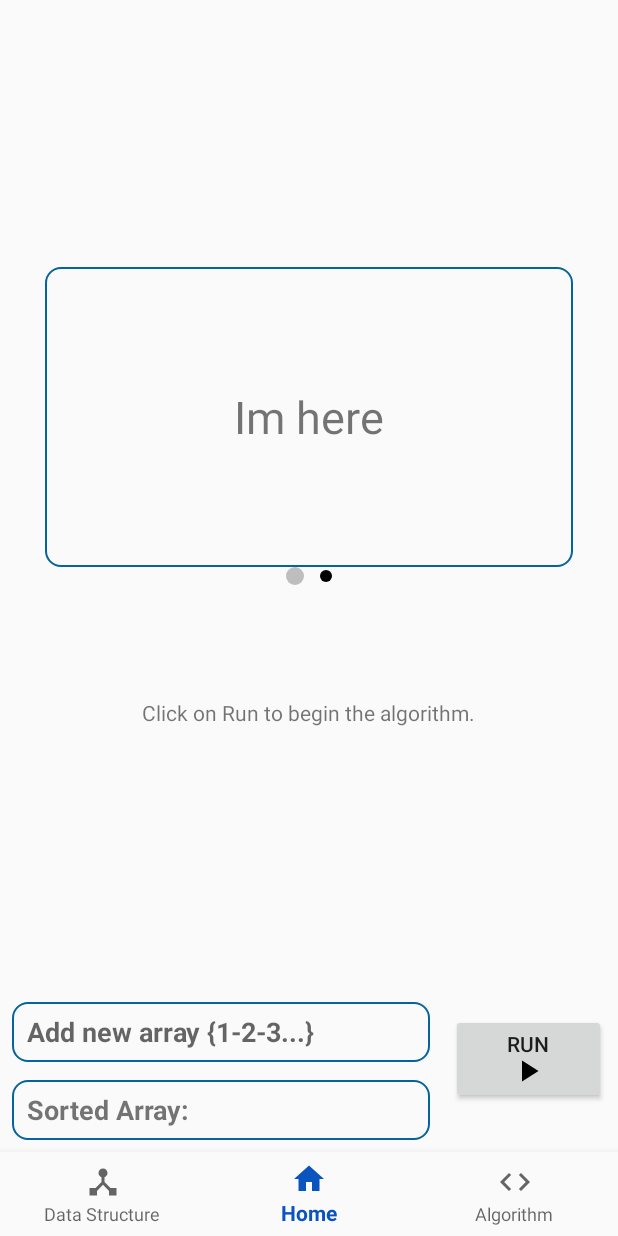
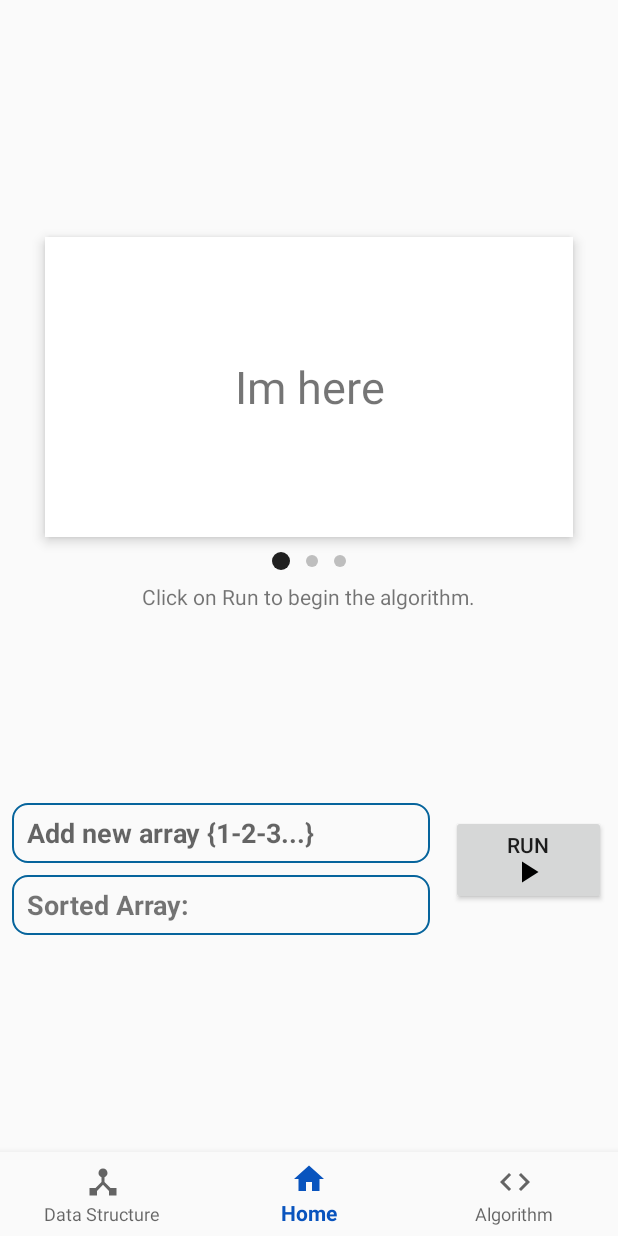
Before and after one commit to Namste-Inc/Data-Structure-and-Algorithm-app, an Android app: the fragment BubbleSortFragment placed in its activity, on a phone screen of 412 x 824 dp. Run offline under Robolectric (Android 15) with nearby library versions, the phone set to English and light mode, and no system bars.

Commit message:
Added swipe view for step explanation.

```diff
--- a/app/src/main/java/com/example/lugdu/datastructuresandalgorithms/algo/Sort/BubbleSortFragment.java
+++ b/app/src/main/java/com/example/lugdu/datastructuresandalgorithms/algo/Sort/BubbleSortFragment.java
@@ -384,6 +384,8 @@ public class BubbleSortFragment extends Fragment {
         steps.put(0,stepsFragment);
         StepsFragment stepsFragment1 = new StepsFragment();
         steps.put(1,stepsFragment1);
+        StepsFragment stepsFragment2 = new StepsFragment();
+        steps.put(2,stepsFragment2);
         viewPager = view.findViewById(R.id.viewpager);
         dots = new ImageView[steps.size()];
         for(int i = 0; i < dots.length; i++){
@@ -395,10 +397,11 @@ public class BubbleSortFragment extends Fragment {
             params.setMargins(8, 0, 8, 0);
 
             dotsView.addView(dots[i], params);
+
         }
         dots[0].setImageDrawable(ContextCompat.getDrawable(getContext(), R.drawable.active_dot));
 
-        PagerAdapter pagerAdapter = new PagerAdapter(getFragmentManager(),2,steps);
+        PagerAdapter pagerAdapter = new PagerAdapter(getFragmentManager(),steps.size(),steps);
         viewPager.setAdapter(pagerAdapter);
         viewPager.addOnPageChangeListener(new ViewPager.OnPageChangeListener() {
             @Override
@@ -411,7 +414,6 @@ public class BubbleSortFragment extends Fragment {
                 for(int j = 0; j< dots.length; j++){
                     dots[j].setImageDrawable(ContextCompat.getDrawable(getContext(), R.drawable.inactive_dot));
                 }
-
                 dots[i].setImageDrawable(ContextCompat.getDrawable(getContext(), R.drawable.active_dot));
 
             }
--- a/app/src/main/res/drawable/active_dot.xml
+++ b/app/src/main/res/drawable/active_dot.xml
@@ -5,5 +5,5 @@
 
     <size android:height="12dip" android:width="12dip"/>
 
-    <solid android:color="#bebebe"/>
+    <solid android:color="#202020"/>
 </shape>
--- a/app/src/main/res/drawable/inactive_dot.xml
+++ b/app/src/main/res/drawable/inactive_dot.xml
@@ -5,5 +5,5 @@
 
     <size android:height="8dip" android:width="8dip"/>
 
-    <solid android:color="#000000"/>
+    <solid android:color="#bebebe"/>
 </shape>
--- /dev/null
+++ b/app/src/main/res/drawable/my_rect.xml
@@ -0,0 +1,5 @@
+<shape xmlns:android="http://schemas.android.com/apk/res/android"
+    android:shape="rectangle">
+    <solid android:color="#BDBDBD" />
+    <corners android:radius="5dp" />
+</shape>
--- a/app/src/main/res/drawable/shadow.xml
+++ b/app/src/main/res/drawable/shadow.xml
@@ -4,5 +4,4 @@
     <solid android:color="#0b13ac"/>
     <corners android:radius="10dp"/>
 
-
 </shape>
--- a/app/src/main/res/layout/fragment_bubble_sort.xml
+++ b/app/src/main/res/layout/fragment_bubble_sort.xml
@@ -1,4 +1,8 @@
 <?xml version="1.0" encoding="utf-8"?>
+<ScrollView xmlns:app="http://schemas.android.com/apk/res-auto"
+    android:layout_height="match_parent"
+    android:layout_width="match_parent"
+    xmlns:android="http://schemas.android.com/apk/res/android">
 <android.support.constraint.ConstraintLayout
     xmlns:android="http://schemas.android.com/apk/res/android"
     xmlns:app="http://schemas.android.com/apk/res-auto"
@@ -27,20 +31,20 @@
         android:layout_height="40dp"
         android:layout_marginStart="8dp"
         android:layout_marginLeft="8dp"
+        android:layout_marginTop="8dp"
         android:layout_marginEnd="125dp"
         android:layout_marginRight="125dp"
-        android:layout_marginBottom="8dp"
         android:background="@drawable/border"
         android:enabled="true"
         android:gravity="left|center"
+        android:paddingLeft="5dp"
         android:text=" Sorted Array:"
         android:textSize="18dp"
         android:textStyle="bold"
-        app:layout_constraintBottom_toBottomOf="parent"
         app:layout_constraintEnd_toEndOf="parent"
-        android:paddingLeft="5dp"
         app:layout_constraintHorizontal_bias="1.0"
-        app:layout_constraintStart_toStartOf="parent" />
+        app:layout_constraintStart_toStartOf="parent"
+        app:layout_constraintTop_toBottomOf="@+id/topBox" />
 
     <EditText
         android:id="@+id/topBox"
@@ -48,22 +52,22 @@
         android:layout_height="40dp"
         android:layout_marginStart="8dp"
         android:layout_marginLeft="8dp"
+        android:layout_marginTop="16dp"
         android:layout_marginEnd="125dp"
         android:layout_marginRight="125dp"
-        android:layout_marginBottom="12dp"
-        android:paddingLeft="10dp"
         android:background="@drawable/border"
         android:digits="0123456789-"
         android:gravity="left|center"
         android:hint="Add new array {1-2-3...}"
         android:imeOptions="actionDone"
         android:inputType="numberSigned"
+        android:paddingLeft="10dp"
         android:textSize="18dp"
         android:textStyle="bold"
-        app:layout_constraintBottom_toTopOf="@+id/textView4"
         app:layout_constraintEnd_toEndOf="parent"
-        app:layout_constraintHorizontal_bias="0.0"
-        app:layout_constraintStart_toStartOf="parent" />
+        app:layout_constraintHorizontal_bias="1.0"
+        app:layout_constraintStart_toStartOf="parent"
+        app:layout_constraintTop_toBottomOf="@+id/lView" />
 
     <RelativeLayout
         android:id="@+id/lView"
@@ -71,16 +75,15 @@
         android:layout_height="60dp"
         android:layout_marginStart="8dp"
         android:layout_marginLeft="8dp"
+        android:layout_marginTop="52dp"
         android:layout_marginEnd="8dp"
         android:layout_marginRight="8dp"
-        android:layout_marginBottom="148dp"
-        app:layout_constraintBottom_toBottomOf="parent"
+        android:gravity="bottom"
+        android:orientation="horizontal"
         app:layout_constraintEnd_toEndOf="parent"
-        app:layout_constraintHorizontal_bias="1.0"
+        app:layout_constraintHorizontal_bias="0.0"
         app:layout_constraintStart_toStartOf="parent"
-        android:orientation="horizontal"
-        android:gravity="bottom">
-    </RelativeLayout>
+        app:layout_constraintTop_toBottomOf="@id/explanationText"></RelativeLayout>
 
 
     <Button
@@ -121,6 +124,8 @@
 
     <android.support.v4.view.ViewPager
         android:id="@+id/viewpager"
+        android:background="@drawable/my_rect"
+        android:elevation="5dp"
         android:layout_width="match_parent"
         android:layout_height="200dp"
         android:layout_marginStart="30dp"
@@ -129,12 +134,12 @@
         android:layout_marginEnd="30dp"
         android:layout_marginRight="30dp"
         android:layout_marginBottom="8dp"
-        android:background="@drawable/border"
         app:layout_constraintBottom_toBottomOf="parent"
         app:layout_constraintEnd_toEndOf="parent"
         app:layout_constraintHorizontal_bias="0.0"
         app:layout_constraintStart_toStartOf="parent"
         app:layout_constraintTop_toBottomOf="@+id/textView7"
+
         app:layout_constraintVertical_bias="0.14"></android.support.v4.view.ViewPager>
 
     <LinearLayout
@@ -143,12 +148,15 @@
         android:layout_height="wrap_content"
         android:layout_marginStart="8dp"
         android:layout_marginLeft="8dp"
+        android:layout_marginTop="10dp"
         android:layout_marginEnd="8dp"
         android:layout_marginRight="8dp"
         android:gravity="center"
         android:orientation="horizontal"
         app:layout_constraintEnd_toEndOf="parent"
+        app:layout_constraintHorizontal_bias="0.5"
         app:layout_constraintStart_toStartOf="parent"
         app:layout_constraintTop_toBottomOf="@id/viewpager"></LinearLayout>
 
 </android.support.constraint.ConstraintLayout>
+</ScrollView>
--- a/app/src/main/res/layout/fragment_steps.xml
+++ b/app/src/main/res/layout/fragment_steps.xml
@@ -6,9 +6,11 @@
 
     <TextView
         android:id="@+id/steps"
-        android:layout_width="wrap_content"
-        android:layout_height="wrap_content"
+        android:layout_width="match_parent"
+        android:layout_height="match_parent"
         android:text="Home"
+        android:background="@android:color/white"
+        android:gravity="center"
         android:textSize="30sp"
         android:layout_centerInParent="true"/>
 </RelativeLayout>
```
